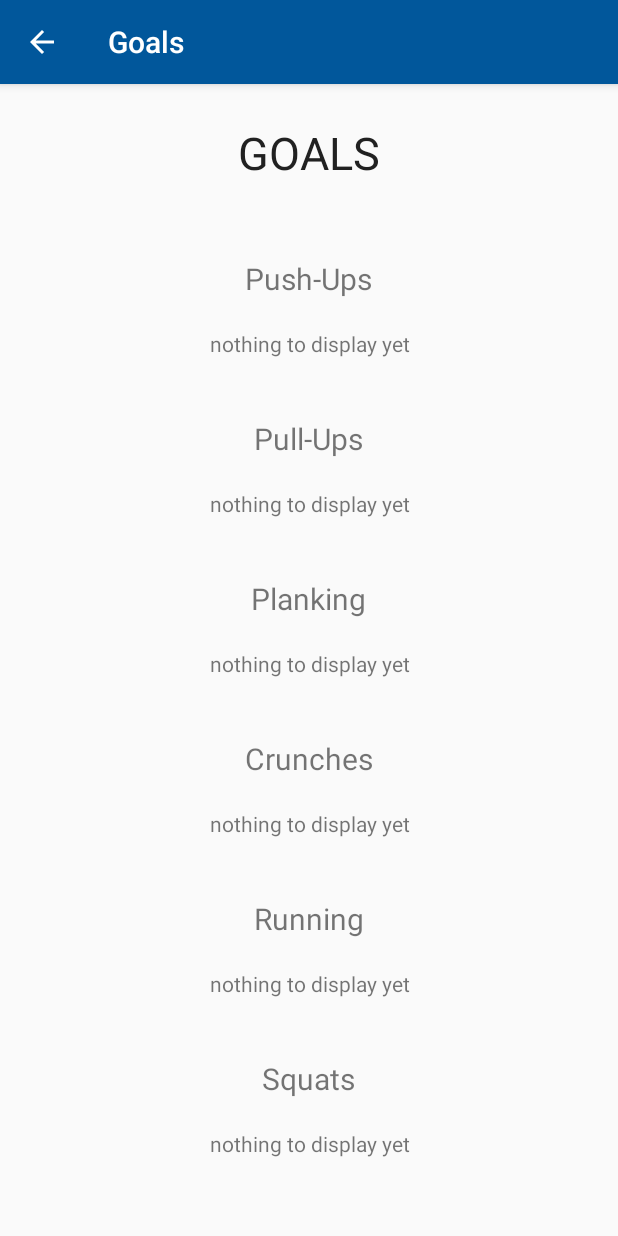
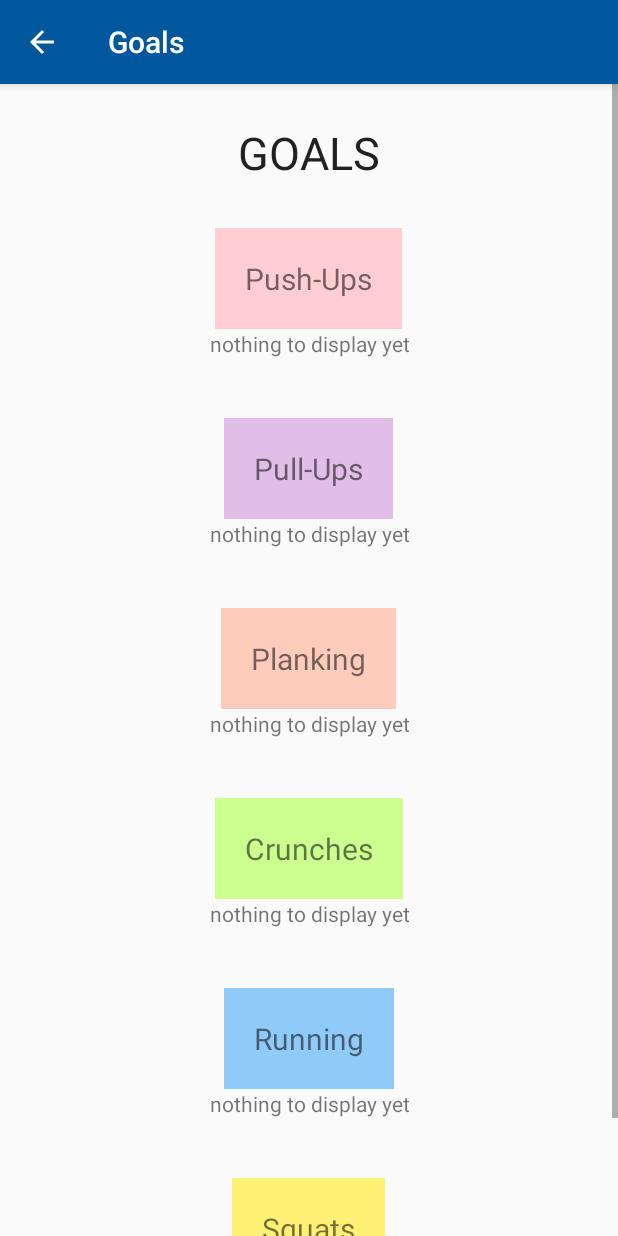
Before and after one commit to keerthivarumbudy/FitnessChallenge-master, an Android app: the Goals screen opened directly, with no data from a screen before it, on a phone screen of 412 x 824 dp. Run offline under Robolectric (Android 15) with nearby library versions, the phone set to English and light mode, and no system bars.

Commit message:
Results and Goals

```diff
--- a/app/src/main/res/layout/goals.xml
+++ b/app/src/main/res/layout/goals.xml
@@ -28,16 +28,17 @@
         android:textAlignment="center"
         android:layout_gravity="center_horizontal"
         android:padding="20dp"
+        android:background="#FFCDD2"
           />
 
     <TextView
-        android:layout_width="match_parent"
+        android:layout_width="wrap_content"
         android:layout_height="wrap_content"
         android:text="No goals to display yet"
         android:textAlignment="center"
         android:layout_gravity="center_horizontal"
         android:id="@+id/PushUpGoals"
-        android:layout_marginBottom="20dp"  />
+        android:layout_marginBottom="40dp"  />
 
     <TextView
         android:layout_width="wrap_content"
@@ -47,21 +48,23 @@
         android:textAlignment="center"
         android:layout_gravity="center_horizontal"
         android:padding="20dp"
+        android:background="#E1BEE7"
         />
 
     <TextView
-        android:layout_width="match_parent"
+        android:layout_width="wrap_content"
         android:layout_height="wrap_content"
         android:text="No goals to display yet"
         android:textAlignment="center"
         android:layout_gravity="center_horizontal"
         android:id="@+id/PullUpGoals"
-        android:layout_marginBottom="20dp"   />
+        android:layout_marginBottom="40dp"   />
 
     <TextView
         android:layout_width="wrap_content"
         android:layout_height="wrap_content"
         android:text="Planking"
+        android:background="#FFCCBC"
         android:textSize="20sp"
         android:textAlignment="center"
         android:layout_gravity="center_horizontal"
@@ -69,18 +72,19 @@
         />
 
     <TextView
-        android:layout_width="match_parent"
+        android:layout_width="wrap_content"
         android:layout_height="wrap_content"
         android:text="No goals to display yet"
         android:textAlignment="center"
         android:layout_gravity="center_horizontal"
         android:id="@+id/PlankGoals"
-        android:layout_marginBottom="20dp"   />
+        android:layout_marginBottom="40dp"   />
 
     <TextView
         android:layout_width="wrap_content"
         android:layout_height="wrap_content"
         android:text="Crunches"
+        android:background="#CCFF90"
         android:textSize="20sp"
         android:textAlignment="center"
         android:layout_gravity="center_horizontal"
@@ -88,19 +92,20 @@
         />
 
     <TextView
-        android:layout_width="match_parent"
+        android:layout_width="wrap_content"
         android:layout_height="wrap_content"
         android:text="No goals to display yet"
         android:textAlignment="center"
         android:layout_gravity="center_horizontal"
         android:id="@+id/CrunchesGoals"
-        android:layout_marginBottom="20dp"
+        android:layout_marginBottom="40dp"
         />
 
     <TextView
         android:layout_width="wrap_content"
         android:layout_height="wrap_content"
         android:text="Running"
+        android:background="#90CAF9"
         android:textSize="20sp"
         android:textAlignment="center"
         android:layout_gravity="center_horizontal"
@@ -109,18 +114,19 @@
         />
 
     <TextView
-        android:layout_width="match_parent"
+        android:layout_width="wrap_content"
         android:layout_height="wrap_content"
         android:text="No goals to display yet"
         android:textAlignment="center"
         android:layout_gravity="center_horizontal"
         android:id="@+id/RunningGoals"
-        android:layout_marginBottom="20dp"  />
+        android:layout_marginBottom="40dp"  />
 
     <TextView
         android:layout_width="wrap_content"
         android:layout_height="wrap_content"
         android:text="Squats"
+        android:background="#FFF176"
         android:textSize="20sp"
         android:textAlignment="center"
         android:layout_gravity="center_horizontal"
@@ -129,13 +135,13 @@
         />
 
     <TextView
-        android:layout_width="match_parent"
+        android:layout_width="wrap_content"
         android:layout_height="wrap_content"
         android:text="No goals to display yet"
         android:textAlignment="center"
         android:layout_gravity="center_horizontal"
         android:id="@+id/SquatsGoals"
-        android:layout_marginBottom="20dp"
+        android:layout_marginBottom="40dp"
         />
 
 </LinearLayout>
--- a/app/src/main/res/values/styles.xml
+++ b/app/src/main/res/values/styles.xml
@@ -20,4 +20,6 @@
         <item name="android:textSize">15sp</item>
     </style>
 
+
+
 </resources>
```
Also changed, not shown: app/src/main/res/layout/results.xml (+12 -0 lines), app/src/main/res/layout/splashscreen.xml (+17 -14 lines).
